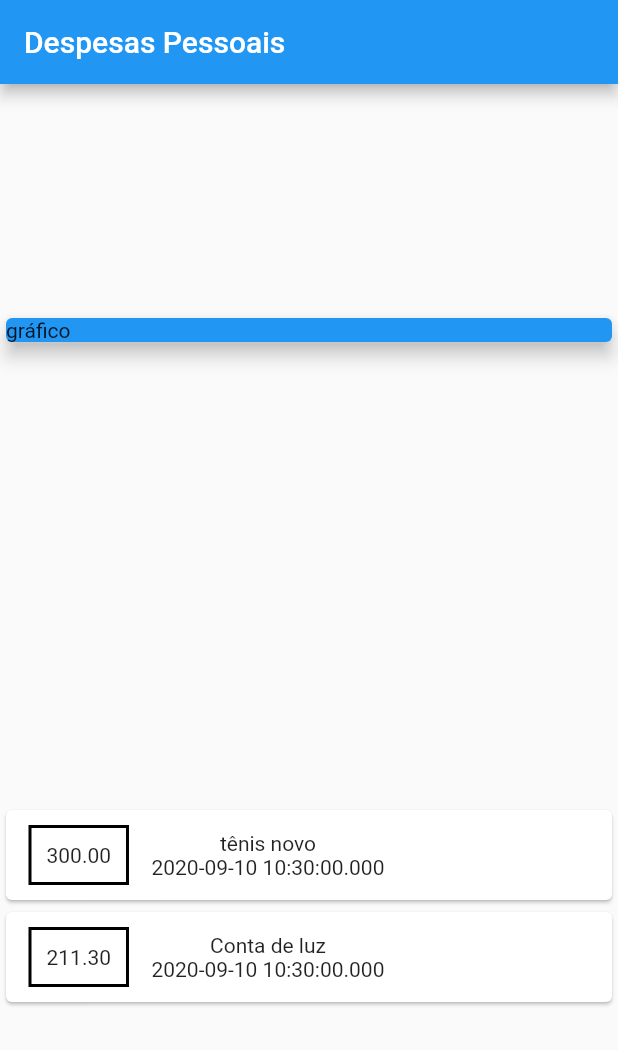
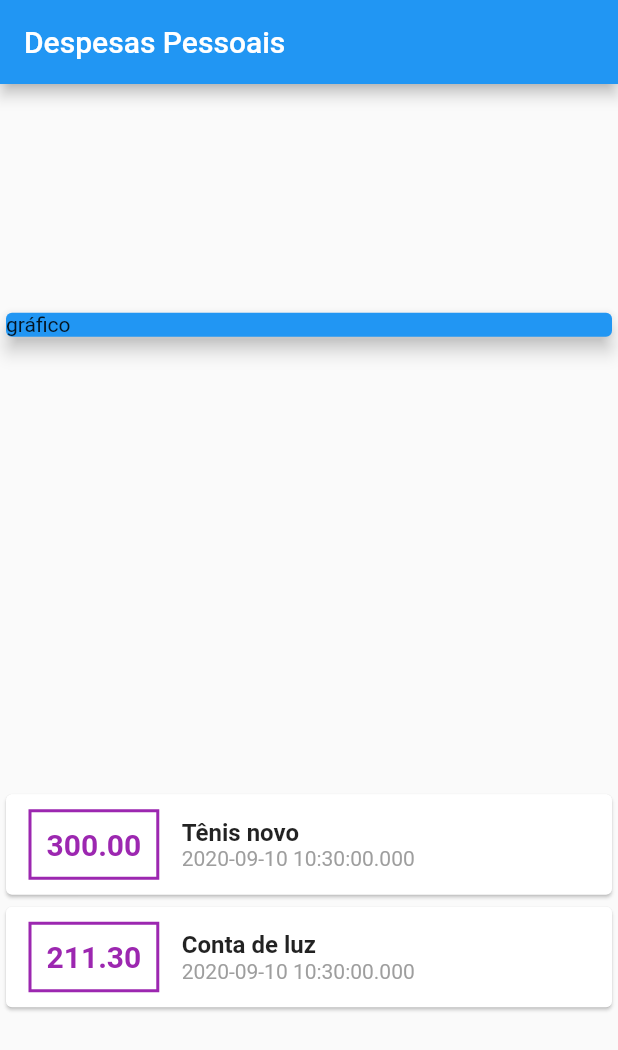
Before and after one commit to italosilva07/Udemy-Flutter-Cod3rCursosOnline-App_Despesas_Pessoais, a Flutter app: the screen it shows after launch, on a phone screen of 412 x 824 dp. Shown: the top 1050 px of the screen. Run offline on Flutter 3.47's test engine with Material 2 defaults, Android fonts, the phone set to English and light mode, and no system bars.

Commit message:
melhorando estilo do card

```diff
--- a/lib/main.dart
+++ b/lib/main.dart
@@ -16,7 +16,7 @@ class MyHomePage extends StatelessWidget {
   final _transactions = [
     Transaction(
       id: "t1",
-      title: "tênis novo",
+      title: "Tênis novo",
       value: 300.00,
       date: DateTime.now(),
     ),
@@ -55,19 +55,36 @@ class MyHomePage extends StatelessWidget {
                                 horizontal: 15, vertical: 10),
                             decoration: BoxDecoration(
                               border: Border.all(
-                                color: Colors.black,
+                                color: Colors.purple,
                                 width: 2,
                               ),
                             ),
                             padding: EdgeInsets.all(10),
                             child: Text(
                               tr.value.toStringAsFixed(2).toString(),
+                              style: TextStyle(
+                                fontWeight: FontWeight.bold,
+                                fontSize: 20,
+                                color: Colors.purple,
+                              ),
                             ),
                           ),
                           Column(
+                            crossAxisAlignment: CrossAxisAlignment.start,
                             children: <Widget>[
-                              Text(tr.title),
-                              Text(tr.date.toString()),
+                              Text(
+                                tr.title,
+                                style: TextStyle(
+                                  fontSize: 16,
+                                  fontWeight: FontWeight.bold,
+                                ),
+                              ),
+                              Text(
+                                tr.date.toString(),
+                                style: TextStyle(
+                                  color: Colors.grey,
+                                ),
+                              ),
                             ],
                           )
                         ],
```
